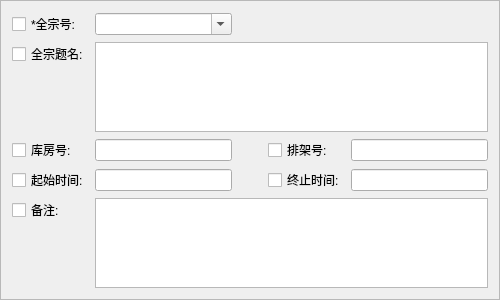
Before: the Qt Designer form ArchiveManager/src/qz/qzdetailsfrm.ui in shufameng/ArchiveManager, drawn with Qt 5.
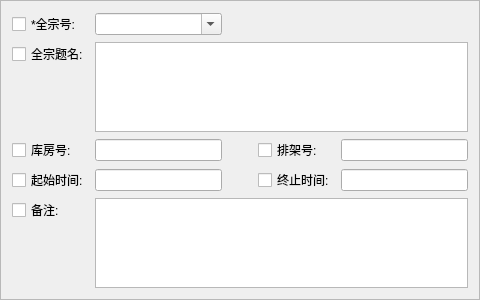
After: the same form once the commit is applied.

Patch:
```diff
--- a/ArchiveManager/src/qz/qzdetailsfrm.ui
+++ b/ArchiveManager/src/qz/qzdetailsfrm.ui
@@ -6,20 +6,20 @@
    <rect>
     <x>0</x>
     <y>0</y>
-    <width>500</width>
+    <width>480</width>
     <height>300</height>
    </rect>
   </property>
   <property name="minimumSize">
    <size>
-    <width>0</width>
-    <height>0</height>
+    <width>480</width>
+    <height>300</height>
    </size>
   </property>
   <property name="maximumSize">
    <size>
-    <width>16777215</width>
-    <height>16777215</height>
+    <width>480</width>
+    <height>300</height>
    </size>
   </property>
   <property name="windowTitle">
@@ -54,6 +54,18 @@
    </item>
    <item row="1" column="1">
     <widget class="QComboBox" name="comboBox_qzh">
+     <property name="minimumSize">
+      <size>
+       <width>0</width>
+       <height>0</height>
+      </size>
+     </property>
+     <property name="maximumSize">
+      <size>
+       <width>16777215</width>
+       <height>16777215</height>
+      </size>
+     </property>
      <property name="editable">
       <bool>true</bool>
      </property>
@@ -106,7 +118,14 @@
     <widget class="QLineEdit" name="lineEdit_zzsj"/>
    </item>
    <item row="4" column="1">
-    <widget class="QLineEdit" name="lineEdit_kfh"/>
+    <widget class="QLineEdit" name="lineEdit_kfh">
+     <property name="maximumSize">
+      <size>
+       <width>16777215</width>
+       <height>16777215</height>
+      </size>
+     </property>
+    </widget>
    </item>
    <item row="4" column="3">
     <widget class="QCheckBox" name="checkBox_pjh">
```
